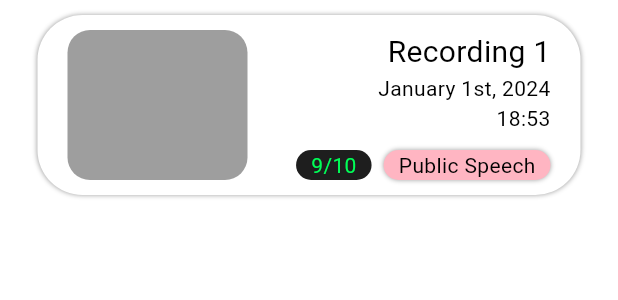
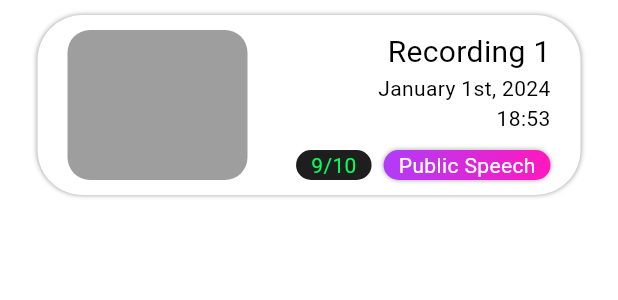
Before and after one commit to SpeakUP-Mobile/SpeakUP-App, a Flutter app: the RecordingInfoWidget widget shown alone on an empty page, opened directly, on a phone screen of 412 x 824 dp. Shown: the top 300 px of the screen. Run offline on Flutter 3.47's test engine with Material 3 defaults, Android fonts, the light colour scheme and no system bars; our stand-ins replace firebase_core, get, image_picker, simple_gradient_text; accounts and stored records are empty; network calls fail.

Commit message:
Removed top banner; changes to name display; consistent userinfo widget across pages

```diff
--- a/lib/home_screen/public_speak_home.dart
+++ b/lib/home_screen/public_speak_home.dart
@@ -25,9 +25,7 @@ class PublicSpeakHome extends StatelessWidget {
             alignment: AlignmentDirectional.topCenter,
             margin: const EdgeInsets.only(bottom: 13),
             child: const UserInfoWidget(
-              text: 'Good afternoon, [Name]',
-              fontSize: 25,
-            ),
+                text: 'Good afternoon, [Name]', fontSize: 25, name: ""),
           ),
           Container(
             margin: const EdgeInsets.only(
--- a/lib/interview_screen/public_speak_interview.dart
+++ b/lib/interview_screen/public_speak_interview.dart
@@ -12,11 +12,11 @@ class PublicSpeakInterview extends StatelessWidget {
         children: [
           CommonWidgets.topBanner(),
           Container(
-            padding: const EdgeInsets.only(left: 20, top: 70, right: 20),
+            padding: const EdgeInsets.only(top: 70),
             alignment: AlignmentDirectional.topCenter,
             margin: const EdgeInsets.only(bottom: 13),
             child: const UserInfoWidget(
-              text: 'Good afternoon, [Name]',
+              text: 'Interviews',
               fontSize: 25,
             ),
           ),
--- a/lib/recordings_screen/recording_info_widget.dart
+++ b/lib/recordings_screen/recording_info_widget.dart
@@ -65,17 +65,25 @@ class RecordingInfoWidget extends StatelessWidget {
                         : const Color(0xFFFF0000)))),
         const SizedBox(width: 8),
         Container(
-            padding: const EdgeInsets.symmetric(horizontal: 10),
-            decoration: BoxDecoration(
-                color: isInterview
-                    ? const Color(0xFFB5DBFF)
-                    : const Color(0xFFFFB5C2),
-                borderRadius: const BorderRadius.all(Radius.circular(30)),
-                boxShadow: const [
-                  BoxShadow(
-                      color: Colors.grey, spreadRadius: 0, blurRadius: 2.5)
-                ]),
-            child: Text(isInterview ? "Interview" : "Public Speech"))
+          padding: const EdgeInsets.symmetric(horizontal: 10),
+          decoration: BoxDecoration(
+              gradient: !isInterview
+                  ? const LinearGradient(
+                      colors: [
+                        Color.fromARGB(255, 176, 60, 248),
+                        Color(0xffFF18BE)
+                      ],
+                    )
+                  : const LinearGradient(
+                      colors: [Color(0xFFFFB5C2), Color(0xFFFFB5C2)]),
+              borderRadius: const BorderRadius.all(Radius.circular(30)),
+              boxShadow: const [
+                BoxShadow(color: Colors.grey, spreadRadius: 0, blurRadius: 2.5)
+              ]),
+          child: Text(isInterview ? "Interview" : "Public Speech",
+              style:
+                  TextStyle(color: isInterview ? Colors.black : Colors.white)),
+        )
       ],
     );
   }
--- a/lib/speech_screen/public_speak_speech.dart
+++ b/lib/speech_screen/public_speak_speech.dart
@@ -1,7 +1,6 @@
 import 'package:flutter/material.dart';
 import 'package:image_picker/image_picker.dart';
 import '../custom_global_widgets/user_info_widget.dart';
-import '../common_widgets.dart';
 
 class PublicSpeakSpeech extends StatefulWidget {
   const PublicSpeakSpeech({super.key});
@@ -24,9 +23,8 @@ class _PublicSpeakSpeechState extends State<PublicSpeakSpeech> {
     return Scaffold(
       body: Column(children: [
         Stack(children: [
-          CommonWidgets.topBanner(),
           Container(
-            padding: const EdgeInsets.only(left: 20, top: 70, right: 20),
+            padding: const EdgeInsets.only(top: 70),
             alignment: AlignmentDirectional.centerEnd,
             child: const UserInfoWidget(text: 'Public Speaking', fontSize: 24),
           ),
--- a/pubspec.yaml
+++ b/pubspec.yaml
@@ -14,6 +14,7 @@ dependencies:
     sdk: flutter
   get: ^4.6.6
   image_picker: ^0.8.6
+  simple_gradient_text: ^1.3.0
 
 dev_dependencies:
   flutter_test:
```
Also changed, not shown: lib/custom_global_widgets/user_info_widget.dart (+41 -13 lines), lib/profile_screen/public_speak_profile.dart (+0 -12 lines), lib/recordings_screen/public_speak_recordings.dart (+15 -7 lines), pubspec.lock.
